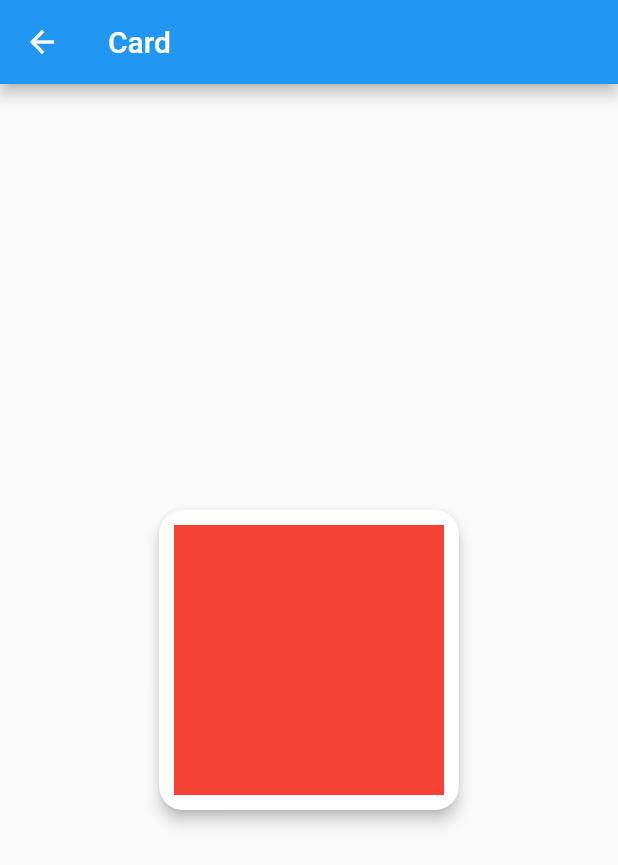
After one commit to tintoll/widget_study, a Flutter app: the screen it shows after launch, after a tap on "Card, Center, SizedBox, Padding", on a phone screen of 412 x 824 dp. The commit adds this screen. Shown: the top 865 px of the screen. Run offline on Flutter 3.47's test engine with Material 2 defaults, Android fonts, the phone set to English and light mode, and no system bars.

Commit message:
add position widget

```diff
--- a/lib/main.dart
+++ b/lib/main.dart
@@ -1,5 +1,6 @@
 import 'package:flutter/material.dart';
 import 'package:widget_study/widget_bottome_navigation_bar.dart';
+import 'package:widget_study/widget_card.dart';
 import 'package:widget_study/widget_column.dart';
 import 'package:widget_study/widget_container.dart';
 import 'package:widget_study/widget_grid_view.dart';
@@ -157,6 +158,18 @@ class WidgetList extends StatelessWidget {
               },
               title: Text('BottomNavigationBar'),
             ),
+            Divider(
+              height: 1,
+            ),
+            ListTile(
+              onTap: () {
+                Navigator.push(
+                  context,
+                  MaterialPageRoute(builder: (context) => WidgetCard()),
+                );
+              },
+              title: Text('Card, Center, SizedBox, Padding'),
+            ),
           ],
         ));
   }
--- /dev/null
+++ b/lib/widget_card.dart
@@ -0,0 +1,30 @@
+import 'package:flutter/material.dart';
+
+class WidgetCard extends StatelessWidget {
+  @override
+  Widget build(BuildContext context) {
+    return Scaffold(
+      appBar: AppBar(
+        title: Text('Card'),
+      ),
+      body: Center(
+        child: Card(
+          shape: RoundedRectangleBorder(
+            borderRadius: BorderRadius.circular(16.0),
+          ),
+          elevation: 4.0,
+          child: SizedBox(
+            width: 200,
+            height: 200,
+            child: Padding(
+              padding: const EdgeInsets.all(10.0),
+              child: Container(
+                color: Colors.red,
+              ),
+            ),
+          ),
+        ),
+      ),
+    );
+  }
+}
```
